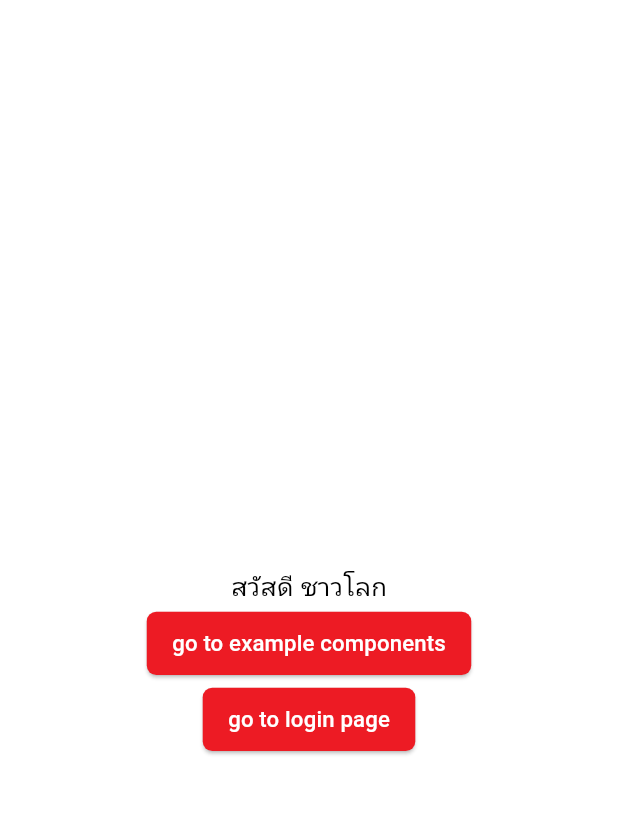
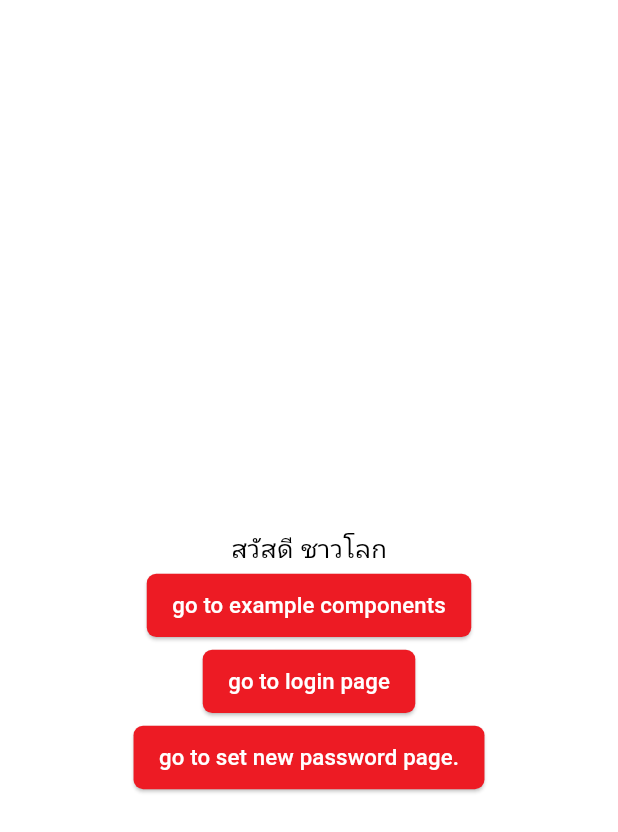
Before and after one commit to cipherstudio/simummuang-marketplace-app-seller, a Flutter app: the screen it shows after launch, on a phone screen of 412 x 824 dp. Shown: the top 832 px of the screen. Run offline on Flutter 3.47's test engine with Material 3 defaults, Android fonts, the phone set to English and light mode, and no system bars; our stand-ins replace bloc, bloc_concurrency, dio, email_validator, flutter_bloc, flutter_svg and 7 more; generated files the repository leaves out were written again; Roboto replaces fonts that are missing (fontFamily).

Commit message:
finished set new password UI.

```diff
--- a/lib/features/example_page/view/example_page.dart
+++ b/lib/features/example_page/view/example_page.dart
@@ -2,6 +2,7 @@ import 'package:flutter/material.dart';
 import 'package:smm_application/components/example_components.dart';
 import 'package:smm_application/components/smm_filled_button.dart';
 import 'package:smm_application/features/login_page/view/login_page.dart';
+import 'package:smm_application/features/set_new_password/view/set_new_password_page.dart';
 import 'package:smm_application/themes/app_text_styles.dart';
 import 'package:smm_application/translation/generated/l10n.dart';
 // import 'package:smm_application/widgets/custom_checkbox.dart';
@@ -62,6 +63,17 @@ class _ExamplePageState extends State<ExamplePage> {
                 );
               },
             ),
+            SMMFilledButton.normal(
+              label: 'go to set new password page.',
+              onPressed: () {
+                Navigator.push(
+                  context,
+                  MaterialPageRoute(
+                    builder: (context) => const SetNewPasswordPage(),
+                  ),
+                );
+              },
+            ),
           ],
         ),
       ),
--- a/lib/features/set_new_password/bloc/set_new_password_bloc_state.dart
+++ b/lib/features/set_new_password/bloc/set_new_password_bloc_state.dart
@@ -2,5 +2,7 @@ part of 'set_new_password_bloc.dart';
 
 @Freezed()
 class SetNewPasswordBlocState with _$SetNewPasswordBlocState {
-  const factory SetNewPasswordBlocState() = _SetNewPasswordBlocState;
+  const factory SetNewPasswordBlocState({
+    @Default(UIInitial()) UIStatus status,
+  }) = _SetNewPasswordBlocState;
 }
--- a/lib/translation/l10n/intl_en.arb
+++ b/lib/translation/l10n/intl_en.arb
@@ -23,5 +23,13 @@
   "login_password_hint_label" : "please fill Password.",
   "login_remember_me_label" : "Remember me.",
   "login_forgot_password_label" : "forgot password.",
-  "login_button_label" : "Login"
+  "login_button_label" : "Login",
+  "set_new_password_main_title" : "create new password.",
+  "set_new_password_first_text_label" : "create new password",
+  "set_new_password_first_text_form_field_hint" : "please fill your new password",
+  "set_new_password_second_text_label" : "confirm your password",
+  "set_new_password_second_text_form_field_hint" : "please fill your new password again",
+  "set_new_password_button_label" : "confirm your new password",
+  "set_new_password_not_have_account_label" : "not have account?",
+  "set_new_password_create_new_account_label" : "create new account"
 }
--- a/lib/translation/l10n/intl_th.arb
+++ b/lib/translation/l10n/intl_th.arb
@@ -23,5 +23,13 @@
   "login_password_hint_label" : "ระบุรหัสผ่าน",
   "login_remember_me_label" : "จดจำรหัสผ่านของฉัน",
   "login_forgot_password_label" : "ลืมรหัสผ่าน?",
-  "login_button_label" : "เข้าสู่ระบบ"
+  "login_button_label" : "เข้าสู่ระบบ",
+  "set_new_password_main_title" : "สร้างรหัสผ่านใหม่",
+  "set_new_password_first_text_label" : "สร้างรหัสผ่านใหม่",
+  "set_new_password_first_text_form_field_hint" : "ระบุรหัสผ่านใหม่",
+  "set_new_password_second_text_label" : "ยืนยันรหัสผ่านใหม่",
+  "set_new_password_second_text_form_field_hint" : "ระบุรหัสผ่านใหม่อีกครั้ง",
+  "set_new_password_button_label" : "ตั้งรหัสผ่านใหม่",
+  "set_new_password_not_have_account_label" : "ยังไม่มีบัญชี?",
+  "set_new_password_create_new_account_label" : "สร้างบัญชีใหม่"
 }
```
Also changed, not shown: lib/features/set_new_password/bloc/set_new_password_bloc.dart (+23 -2 lines), lib/features/set_new_password/view/set_new_password_page.dart (+98 -1 lines), lib/features/set_new_password/bloc/set_new_password_bloc.freezed.dart, lib/translation/generated/intl/messages_en.dart, lib/translation/generated/intl/messages_th.dart, lib/translation/generated/l10n.dart.
